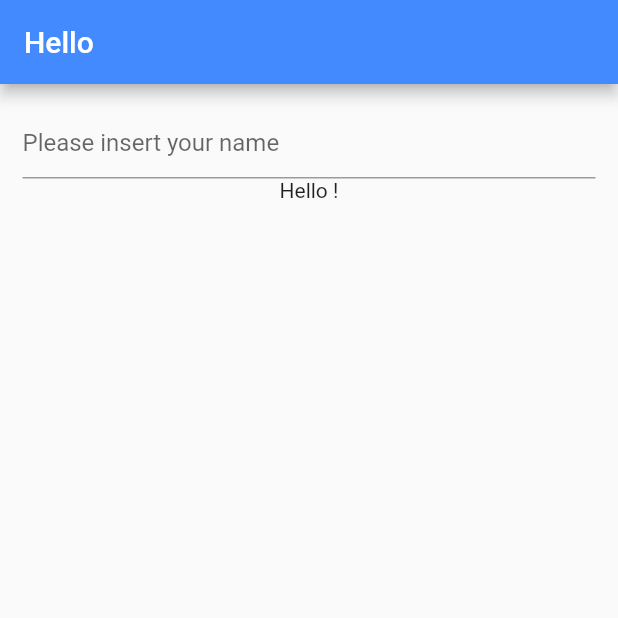
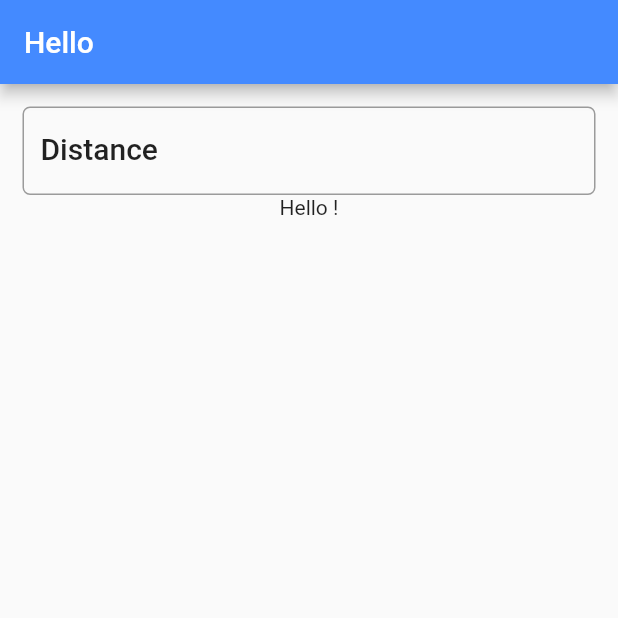
Before and after one commit to Andhrah/trip_cost, a Flutter app: the screen it shows after launch, on a phone screen of 412 x 824 dp, the top half of it. Run offline on Flutter 3.47's test engine with Material 2 defaults, Android fonts, the phone set to English and light mode, and no system bars.

```diff
--- a/lib/screens/home.dart
+++ b/lib/screens/home.dart
@@ -12,6 +12,7 @@ class _FuelFormState extends State<FuelForm> {
 
   @override
   Widget build(BuildContext context) {
+      TextStyle textStyle = Theme.of(context).textTheme.title;
     return Scaffold(
     appBar: AppBar(
       title: Text("Hello"),
@@ -23,7 +24,12 @@ class _FuelFormState extends State<FuelForm> {
         children: <Widget>[
           TextField(
             decoration: InputDecoration(
-              hintText: 'Please insert your name',
+              labelText: 'Distance',
+              hintText: 'e.g. 123',
+              labelStyle: textStyle,
+              border: OutlineInputBorder(
+                borderRadius: BorderRadius.circular(5.0),
+              )
             ),
             keyboardType: TextInputType.number,
             onChanged: (String string) {
@@ -50,9 +56,9 @@ class _FuelFormState extends State<FuelForm> {
     )
   );
   }
-  _onDropdownChanged(String value) {
-    setState(() {
-      this._currency = value;
-    });
-  }
+  // _onDropdownChanged(String value) {
+  //   setState(() {
+  //     this._currency = value;
+  //   });
+  // }
 }
```
